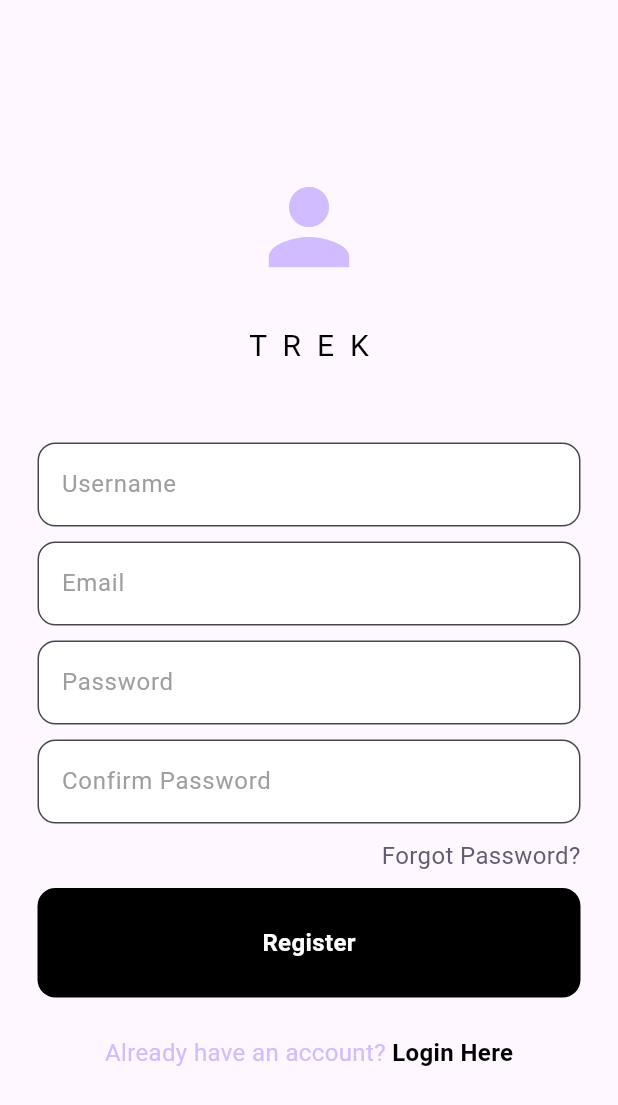
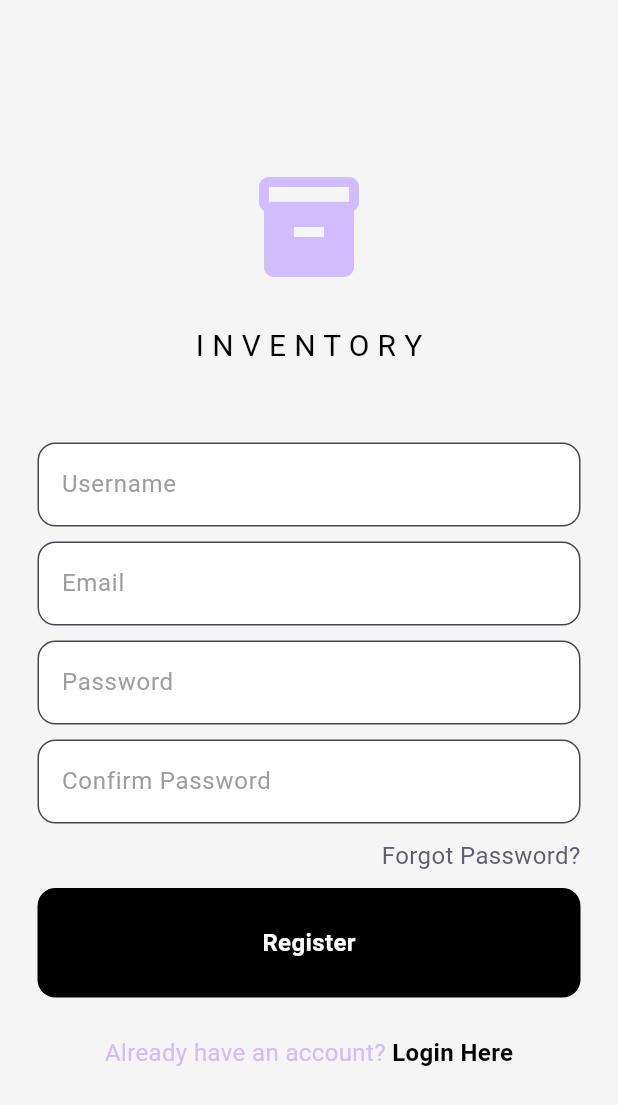
Before and after one commit to blobloppy/flutter-ecommerce-2role-app, a Flutter app: the screen it shows after launch, after a tap on "Register Here", on a phone screen of 412 x 824 dp. Shown: the top 1105 px of the screen. Run offline on Flutter 3.47's test engine with Material 3 defaults, Android fonts, the light colour scheme and no system bars; our stand-ins replace cloud_firestore, firebase_auth, firebase_core; accounts and stored records are empty; network calls fail.

Commit message:
really completing the app

```diff
--- a/lib/pages/home_page.dart
+++ b/lib/pages/home_page.dart
@@ -74,6 +74,7 @@ class _HomeScreenState extends State<HomeScreen> {
       context: context,
       builder: (context) {
         return AlertDialog(
+          backgroundColor: Colors.white,
           title: const Text("Filter Items"),
           content: Column(
             mainAxisSize: MainAxisSize.min,
@@ -84,6 +85,9 @@ class _HomeScreenState extends State<HomeScreen> {
                 onChanged: (value) {
                   minQuantity = int.tryParse(value);
                 },
+              ),
+              SizedBox(
+                height: 20,
               ),
               TextField(
                 decoration: const InputDecoration(labelText: "Max Quantity"),
@@ -121,6 +125,7 @@ class _HomeScreenState extends State<HomeScreen> {
             onPressed: _showFilterDialog,
           ),
           PopupMenuButton<String>(
+            color: Colors.white,
             onSelected: (value) {
               setState(() {
                 sortOption = value;
--- a/lib/pages/login_page.dart
+++ b/lib/pages/login_page.dart
@@ -52,7 +52,7 @@ class _LoginPageState extends State<LoginPage> {
             children: [
               // Login Icon
               Icon(
-                Icons.person,
+                Icons.inventory,
                 size: 80,
                 color:
                     Theme.of(context).colorScheme.primary, // Use primary color
@@ -62,7 +62,7 @@ class _LoginPageState extends State<LoginPage> {
 
               // App Name (Text style can be adjusted based on your preference)
               Text(
-                "T  R  E  K",
+                "I N V E N T O R Y",
                 style: TextStyle(
                   fontSize: 24.0,
                   color: Theme.of(context)
--- a/lib/pages/register_page.dart
+++ b/lib/pages/register_page.dart
@@ -60,7 +60,6 @@ class _RegisterPageState extends State<RegisterPage> {
   @override
   Widget build(BuildContext context) {
     return Scaffold(
-      backgroundColor: Theme.of(context).colorScheme.background,
       body: Center(
         child: Padding(
           padding: const EdgeInsets.all(25),
@@ -69,7 +68,7 @@ class _RegisterPageState extends State<RegisterPage> {
             children: [
               //login
               Icon(
-                Icons.person,
+                Icons.inventory,
                 size: 80,
                 color: Theme.of(context).colorScheme.inversePrimary,
               ),
@@ -80,7 +79,7 @@ class _RegisterPageState extends State<RegisterPage> {
 
               //app name
               const Text(
-                "T  R  E  K",
+                "I N V E N T O R Y",
                 style: TextStyle(fontSize: 20),
               ),
 
```
